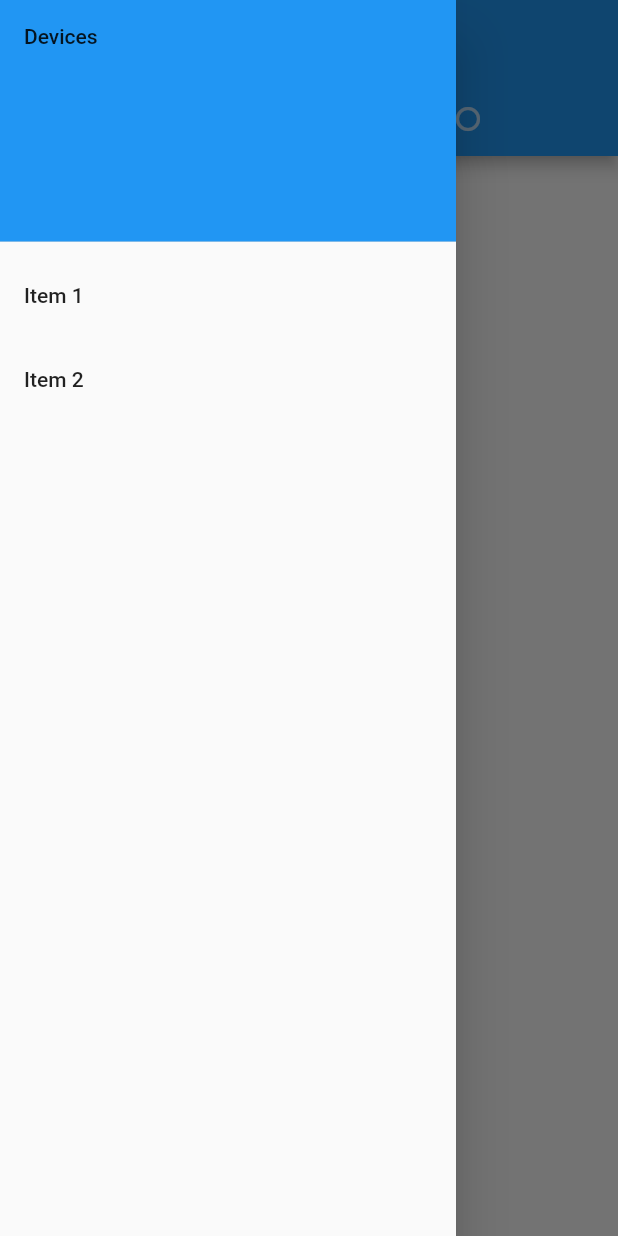
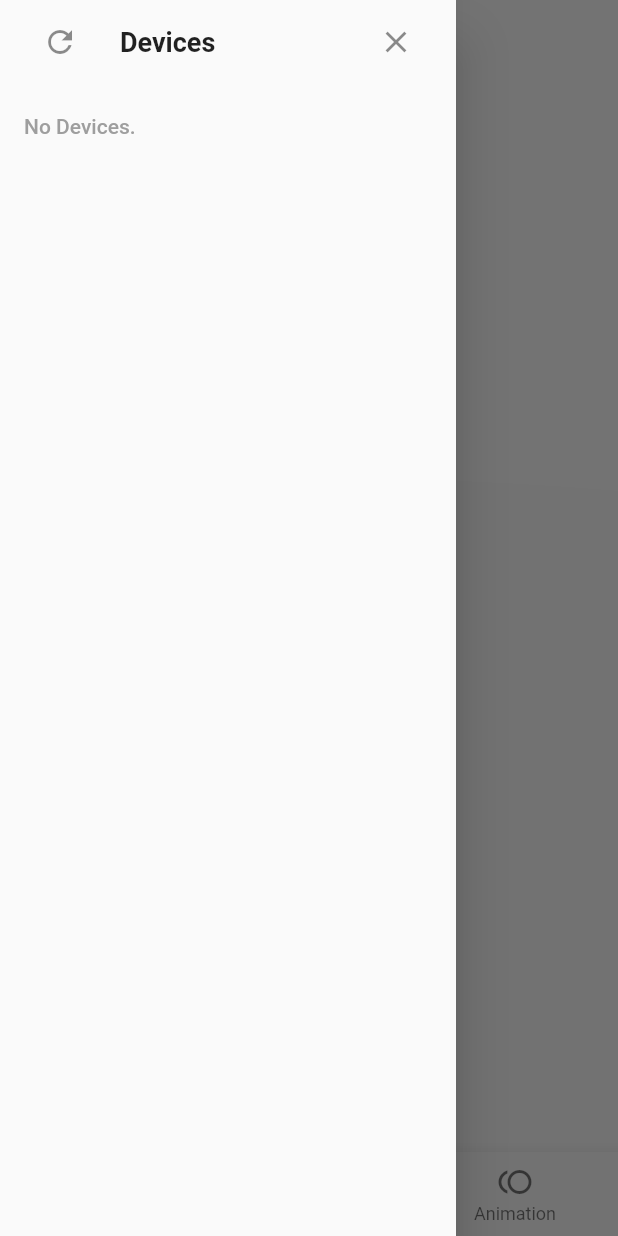
Before and after one commit to chris-markus/RGB-Light-Control, a Flutter app: the screen it shows after launch, with the side drawer open, on a phone screen of 412 x 824 dp. Run offline on Flutter 3.47's test engine with Material 2 defaults, Android fonts, the light colour scheme and no system bars; statements that could not run were skipped.

Commit message:
basic UI elements in

```diff
--- a/light_control/lib/main.dart
+++ b/light_control/lib/main.dart
@@ -1,7 +1,12 @@
 import 'package:flutter/material.dart';
-import 'package:http/http.dart' as http;
+//import 'package:http/http.dart' as http;
 
 import './pages/connect_page.dart';
+import './pages/parameters.dart';
+
+import './utils/fetch_devices.dart';
+
+FetchDevices deviceManager = new FetchDevices();
 
 void main() => runApp(new MainApp());
 
@@ -13,61 +18,159 @@ class MainApp extends StatefulWidget {
 }
 
 class MainState extends State<MainApp> {
+
+  final GlobalKey<ScaffoldState> _scaffoldKey = new GlobalKey<ScaffoldState>();
+  PageController _pageController;
+  int _page = 0;
+  final tabKey;
+
+  ThemeData theme = new ThemeData(
+    brightness: Brightness.light,
+    primaryColor: Colors.blue, //Changing this will change the color of the TabBar
+    accentColor: Colors.cyan[600],
+  );
+
+
+
   @override
-  final GlobalKey<ScaffoldState> _scaffoldKey = new GlobalKey<ScaffoldState>();
-
   Widget build(BuildContext context){
     return new MaterialApp(
-      home: DefaultTabController(
-       length: 2,
-       child: Scaffold(
+      theme: theme,
+      home: Scaffold(
+        floatingActionButtonLocation: FloatingActionButtonLocation.centerDocked,
+        floatingActionButton:
+          FloatingActionButton(
+          child: Icon(Icons.devices),
+          elevation: 1000.0,
+            onPressed: () => _scaffoldKey.currentState.openDrawer(),
+        ),
          key: _scaffoldKey,
+         body: new PageView(
+           children: [
+             new Container(child: ParameterView(tabKey)),
+             new Container(child: Icon(Icons.toll)),
+           ],
+           controller: _pageController,
+           onPageChanged: onPageChanged
+         ),
+         bottomNavigationBar: new BottomNavigationBar(
+           items: [
+             new BottomNavigationBarItem(title: Text("Control"),icon: Icon(Icons.tonality)),
+             new BottomNavigationBarItem(
+               title: Text(""),
+               icon: Text(""),
+               backgroundColor: Colors.red
+             ),
+             new BottomNavigationBarItem(title: Text("Animation"),icon: Icon(Icons.toll)),
+           ],
+           currentIndex: _page,
+           onTap: naviTap,
+         ),
          drawer: new Drawer(
-           child: ListView(
-             padding: EdgeInsets.zero,
-             children: <Widget>[
-               DrawerHeader(
-                 child: Text('Devices'),
-                 decoration: BoxDecoration(
-                   color: Colors.blue,
-                 ),
-               ),
-               ListTile(
-                 title: Text('Item 1'),
-                 onTap: () {
-                   setState(() {
-                   });
-                 },
-               ),
-               ListTile(
-                 title: Text('Item 2'),
-                 onTap: () {
-                   // Update the state of the app
-                   // ...
-                 },
-               ),
-             ],
+           child: DeviceList()
            ),
-         ),
-         appBar: AppBar(
-           leading: new IconButton(icon: new Icon(Icons.build),
-               onPressed: () => _scaffoldKey.currentState.openDrawer()),
-           bottom: TabBar(
-             tabs: [
-               Tab(icon: Icon(Icons.tonality)),
-               Tab(icon: Icon(Icons.toll))
-             ]
-           ),
-           title: Text("Lighting Control"),
-         ),
-         body: TabBarView(
-           children: <Widget>[
-             Icon(Icons.tonality),
-             Icon(Icons.toll)
-           ],
          )
-       )
-      )
+    );
+  }
+
+  void naviTap(int page){
+    if(page == 1){
+      _scaffoldKey.currentState.openDrawer();
+      return;
+    }
+    else if(page >= 1){
+      page = 1;
+    }
+    _pageController.animateToPage(
+      page,
+      duration: const Duration(milliseconds: 300),
+      curve: Curves.ease
+    );
+  }
+
+  @override
+  void initState() {
+    super.initState();
+    _pageController = new PageController();
+  }
+
+  @override
+  void dispose(){
+    super.dispose();
+    _pageController.dispose();
+  }
+
+  void onPageChanged(int page){
+    if(page == 1){
+      page = 2;
+    }
+    setState((){
+      this._page = page;
+    });
+  }
+}
+
+class DeviceList extends StatefulWidget{
+  @override
+  createState() => DeviceListState();
+}
+
+class DeviceListState extends State<DeviceList> {
+
+  var _devices = <Device>[];
+  var _listItems = <Widget>[];
+  var _listKey;
+
+  final _biggerFont = const TextStyle(fontSize: 18.0);
+
+  @override
+  Widget build(BuildContext context) {
+    return new ListView(
+      key: _listKey,
+      children: _buildList()
+    );
+  }
+
+  List<Widget> _buildList() {
+    _devices = deviceManager.read();
+    _listItems = [];
+    _listItems.add(ListTile(
+      leading: IconButton(
+        icon: Icon(Icons.refresh),
+        onPressed: (){
+          deviceManager.update();
+          setState((){
+          });
+        },
+      ),
+      trailing: IconButton(
+        icon: Icon(Icons.close),
+        onPressed: (){
+          Navigator.pop(context);
+        },
+      ),
+      title: Text("Devices",// + tiles.length.toString(),
+          style: TextStyle(fontWeight: FontWeight.bold, fontSize: 18.0)),
+    ));
+    if(_devices.length == 0){
+      _listItems.add(new ListTile(title: Text("No Devices.", style: new TextStyle(color: Colors.grey))));
+      return _listItems;
+    }
+    for(var i=0; i<_devices.length; i++){
+      _listItems.add(_buildRow(_devices[i]));
+      print(_listItems);
+    }
+    setState(() {
+    });
+    return _listItems;
+  }
+
+  Widget _buildRow(Device d){
+    return ListTile(
+      title: Text(
+        d.getCodename(),
+        style: _biggerFont,
+      ),
     );
   }
 }
--- /dev/null
+++ b/light_control/lib/pages/parameters.dart
@@ -0,0 +1,21 @@
+import 'package:flutter/material.dart';
+
+class ParameterView extends StatefulWidget{
+  final Widget parent;
+  ParameterView(this.parent);
+
+  @override
+  createState() => ParameterViewState();
+}
+
+class ParameterViewState extends State<ParameterView>{
+  Widget build(BuildContext context){
+    return Container(
+      child: Column(
+      children: <Widget>[
+        Text("henlo")
+      ],
+      )
+    );
+  }
+}
--- a/light_control/lib/utils/fetch_devices.dart
+++ b/light_control/lib/utils/fetch_devices.dart
@@ -1,11 +1,37 @@
+import 'package:flutter/material.dart';
+import 'dart:io';
+
 class FetchDevices {
+  List <Device> devices = [];
   Device fetch(){
-    return new Device();
+    return new Device("100", "fjsh", "hello");
+  }
+
+  void update(){
+    devices = [
+      new Device("1", "2", "device 1"),
+      new Device("1", "2", "device 2")
+    ];
+  }
+
+  List<Device> read() {
+    return devices;
   }
 }
 
 class Device {
-  var ip;
-  var codename;
-  var macAddr;
+  final ip;
+  String codename;
+  final mac;
+  Device(this.ip, this.mac, [this.codename]){
+    if(this.codename == null){
+      this.codename = "Unnamed";
+    }
+  }
+  void setCodename(codename){
+    this.codename = codename;
+  }
+  String getCodename(){
+    return codename;
+  }
 }
```
